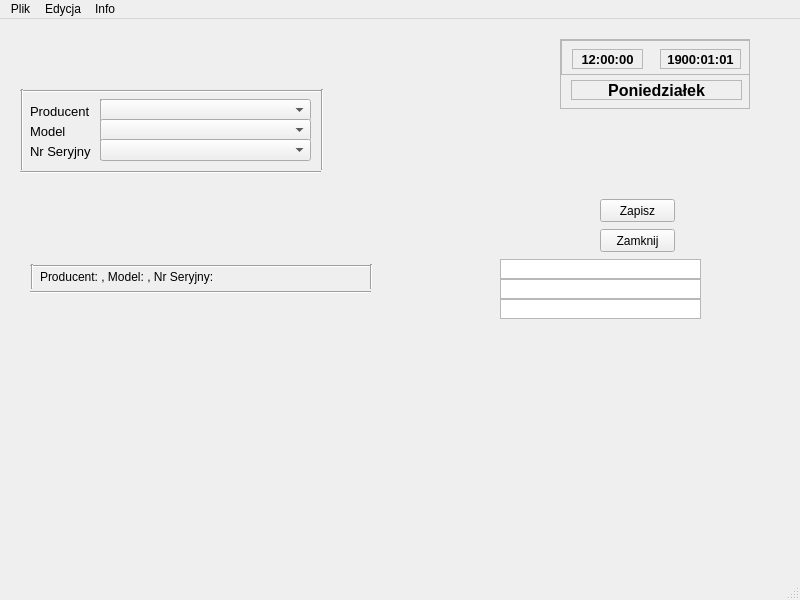
Above: Urzadzenia/urzadzenia.ui from Astropl/TestRamek before the change. Below: the same form after it.
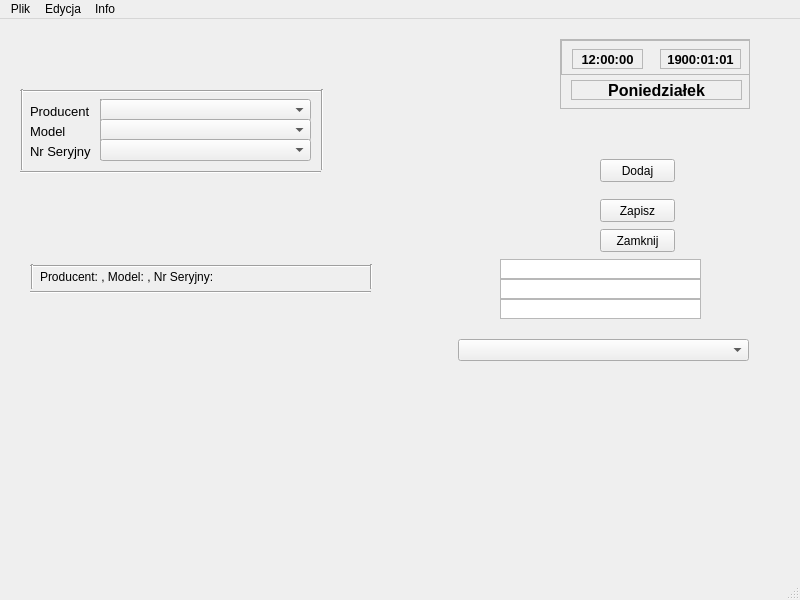
That is the form after the change.

```diff
--- a/Urzadzenia/urzadzenia.ui
+++ b/Urzadzenia/urzadzenia.ui
@@ -416,6 +416,29 @@
      <zorder>labelDzien</zorder>
     </widget>
    </widget>
+   <widget class="QComboBox" name="comboBox_4">
+    <property name="geometry">
+     <rect>
+      <x>458</x>
+      <y>320</y>
+      <width>291</width>
+      <height>22</height>
+     </rect>
+    </property>
+   </widget>
+   <widget class="QPushButton" name="pushButton">
+    <property name="geometry">
+     <rect>
+      <x>600</x>
+      <y>140</y>
+      <width>75</width>
+      <height>23</height>
+     </rect>
+    </property>
+    <property name="text">
+     <string>Dodaj</string>
+    </property>
+   </widget>
    <zorder>label</zorder>
    <zorder>label_2</zorder>
    <zorder>label_3</zorder>
```
Left out of the diff: 2 changed lines with no effect on the pictures.
